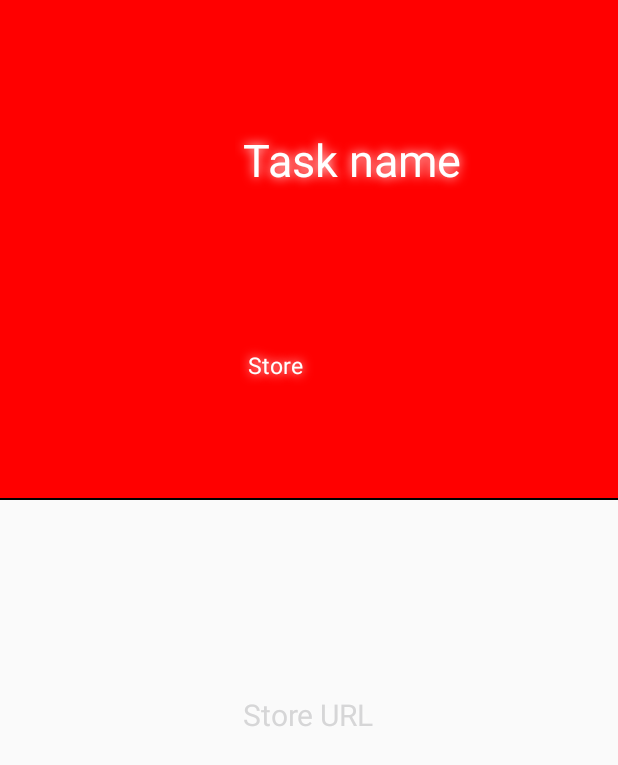
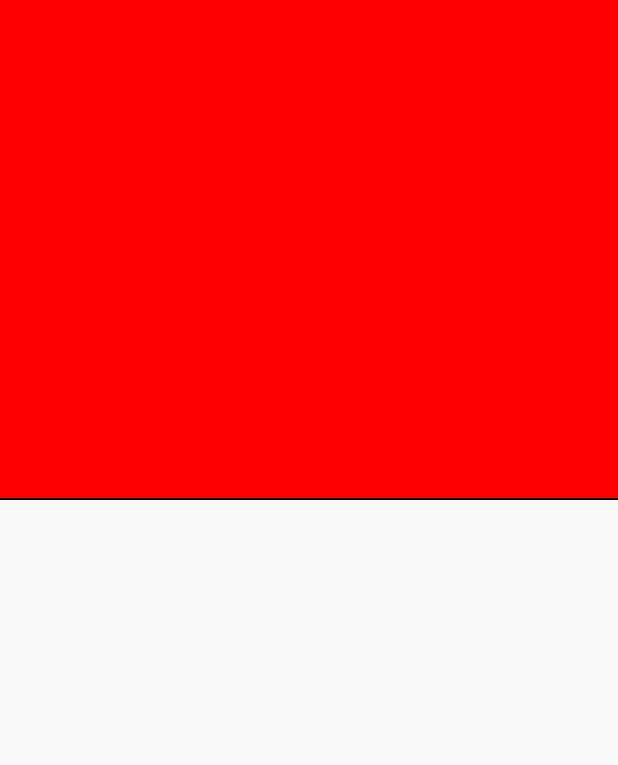
Before and after one commit to Mberjola/Planee, an Android app: the layout cell_taches_details.xml on its own in the app's theme, with its tools: preview values and no code run, on a phone screen of 412 x 824 dp. Shown: the top 765 px of the screen. Run offline under Robolectric (Android 15) with nearby library versions, the phone set to English and light mode, and no system bars.

Commit message:
design sans rotation couleur

```diff
--- a/PlaneeAndroid/app/src/main/java/com/example/planeeandroid/DetailActivity.java
+++ b/PlaneeAndroid/app/src/main/java/com/example/planeeandroid/DetailActivity.java
@@ -2,6 +2,7 @@ package com.example.planeeandroid;
 
 import android.content.DialogInterface;
 import android.content.Intent;
+import android.graphics.Color;
 import android.os.Bundle;
 import android.util.Log;
 import android.view.View;
@@ -18,6 +19,7 @@ import java.util.ArrayList;
 
 public class DetailActivity extends AppCompatActivity {
     private MyDBAdapter myDataBase;
+
 
     @Override
     protected void onCreate(@Nullable Bundle savedInstanceState) {
--- a/PlaneeAndroid/app/src/main/java/com/example/planeeandroid/MyArrayDetailsAdapter.java
+++ b/PlaneeAndroid/app/src/main/java/com/example/planeeandroid/MyArrayDetailsAdapter.java
@@ -1,6 +1,8 @@
 package com.example.planeeandroid;
 
 import android.content.Context;
+
+
 import android.util.Log;
 import android.view.LayoutInflater;
 import android.view.View;
@@ -11,6 +13,7 @@ import android.widget.TextView;
 public class MyArrayDetailsAdapter extends ArrayAdapter<Tache> {
     private final Context context;
 
+
     public MyArrayDetailsAdapter(Context context, Tache[] Taches) {
         super(context, R.layout.cell_taches_details, Taches);
         this.context = context;
@@ -18,6 +21,7 @@ public class MyArrayDetailsAdapter extends ArrayAdapter<Tache> {
 
 
     public View getView(int position, View convertView, ViewGroup parent) {
+
         // Gestion optimisée de la mémoire (réutilisation de cellules):
         View cellView = convertView;
         if (cellView == null) {
--- a/PlaneeAndroid/app/src/main/res/layout/cell_taches_details.xml
+++ b/PlaneeAndroid/app/src/main/res/layout/cell_taches_details.xml
@@ -25,114 +25,59 @@
             app:srcCompat="@drawable/card_detail_style" />
 
         <TextView
-            android:id="@+id/textView"
-            android:layout_width="178dp"
-            android:layout_height="48dp"
-            android:padding="5dp"
-            android:shadowColor="#ffffff"
-            android:shadowDx="0.0"
-            android:shadowDy="0.0"
-            android:shadowRadius="8"
-            android:text="@string/TaskName"
-            android:textColor="#ffffff"
-            android:textSize="30dp"
-            app:layout_constraintBottom_toBottomOf="@+id/imageView2"
-            app:layout_constraintEnd_toEndOf="parent"
-            app:layout_constraintHorizontal_bias="0.669"
-            app:layout_constraintStart_toStartOf="@+id/imageView2"
-            app:layout_constraintTop_toTopOf="@+id/imageView2"
-            app:layout_constraintVertical_bias="0.282" />
-
-        <TextView
             android:id="@+id/Details_Task_Name"
-            android:layout_width="185dp"
-            android:layout_height="47dp"
+            android:layout_width="324dp"
+            android:layout_height="81dp"
+            android:gravity="center"
             android:padding="5dp"
             android:shadowColor="#ffffff"
             android:shadowDx="0.0"
             android:shadowDy="0.0"
             android:shadowRadius="8"
             android:textColor="#ffffff"
-            android:textSize="20dp"
+            android:textSize="35sp"
             app:layout_constraintBottom_toBottomOf="@+id/imageView2"
             app:layout_constraintEnd_toEndOf="@+id/imageView2"
-            app:layout_constraintHorizontal_bias="0.684"
+            app:layout_constraintHorizontal_bias="0.443"
             app:layout_constraintStart_toStartOf="@+id/imageView2"
             app:layout_constraintTop_toTopOf="@+id/imageView2"
-            app:layout_constraintVertical_bias="0.537" />
-
-        <TextView
-            android:id="@+id/textView3"
-            android:layout_width="118dp"
-            android:layout_height="44dp"
-            android:padding="5dp"
-            android:shadowColor="#ffffff"
-            android:shadowDx="0.0"
-            android:shadowDy="0.0"
-            android:shadowRadius="8"
-            android:text="@string/TaskStore"
-            android:textColor="#ffffff"
-            android:textSize="15dp"
-            app:layout_constraintBottom_toBottomOf="@+id/imageView2"
-            app:layout_constraintEnd_toEndOf="@+id/imageView2"
-            app:layout_constraintHorizontal_bias="0.528"
-            app:layout_constraintStart_toStartOf="@+id/imageView2"
-            app:layout_constraintTop_toTopOf="@+id/imageView2"
-            app:layout_constraintVertical_bias="0.785" />
+            app:layout_constraintVertical_bias="0.434" />
 
         <TextView
             android:id="@+id/Details_Task_Store"
-            android:layout_width="220dp"
-            android:layout_height="50dp"
+            android:layout_width="303dp"
+            android:layout_height="68dp"
+            android:gravity="center"
             android:padding="5dp"
             android:shadowColor="#ffffff"
             android:shadowDx="0.0"
             android:shadowDy="0.0"
             android:shadowRadius="8"
             android:textColor="@color/mr_cast_meta_black_scrim"
-            android:textSize="30dp"
+            android:textSize="30sp"
             app:layout_constraintBottom_toBottomOf="parent"
             app:layout_constraintEnd_toEndOf="parent"
-            app:layout_constraintHorizontal_bias="0.832"
             app:layout_constraintStart_toStartOf="parent"
             app:layout_constraintTop_toBottomOf="@+id/imageView2"
-            app:layout_constraintVertical_bias="0.096" />
-
-        <TextView
-            android:layout_width="194dp"
-            android:layout_height="42dp"
-            android:padding="5dp"
-            android:shadowColor="#ffffff"
-            android:shadowDx="0.0"
-            android:shadowDy="0.0"
-            android:shadowRadius="8"
-            android:text="@string/TaskUrl"
-            android:textColor="@color/mr_cast_meta_black_scrim"
-            android:textSize="20dp"
-            app:layout_constraintBottom_toBottomOf="parent"
-            app:layout_constraintEnd_toEndOf="parent"
-            app:layout_constraintHorizontal_bias="0.718"
-            app:layout_constraintStart_toStartOf="parent"
-            app:layout_constraintTop_toBottomOf="@+id/imageView2"
-            app:layout_constraintVertical_bias="0.392" />
+            app:layout_constraintVertical_bias="0.097" />
 
         <TextView
             android:id="@+id/Details_Task_Url"
-            android:layout_width="121dp"
-            android:layout_height="39dp"
+            android:layout_width="305dp"
+            android:layout_height="60dp"
+            android:gravity="center"
             android:padding="5dp"
             android:shadowColor="#ffffff"
             android:shadowDx="0.0"
             android:shadowDy="0.0"
             android:shadowRadius="8"
             android:textColor="@color/mr_cast_meta_black_scrim"
-            android:textSize="15dp"
+            android:textSize="20sp"
             app:layout_constraintBottom_toBottomOf="parent"
             app:layout_constraintEnd_toEndOf="parent"
-            app:layout_constraintHorizontal_bias="0.537"
             app:layout_constraintStart_toStartOf="parent"
             app:layout_constraintTop_toBottomOf="@+id/imageView2"
-            app:layout_constraintVertical_bias="0.687" />
+            app:layout_constraintVertical_bias="0.547" />
 
 
     </androidx.constraintlayout.widget.ConstraintLayout>
```
Also changed, not shown: PlaneeAndroid/app/src/main/java/com/example/planeeandroid/ReminderBroadcast.java (+6 -1 lines), PlaneeAndroid/app/src/main/res/layout/cell_layout.xml (+5 -3 lines), PlaneeAndroid/app/src/main/res/layout/fragment_add.xml (+14 -14 lines), PlaneeAndroid/app/src/main/res/layout/task_layout.xml (+13 -11 lines), PlaneeAndroid/app/src/main/res/values/colors.xml (+19 -0 lines), 1 other file.
